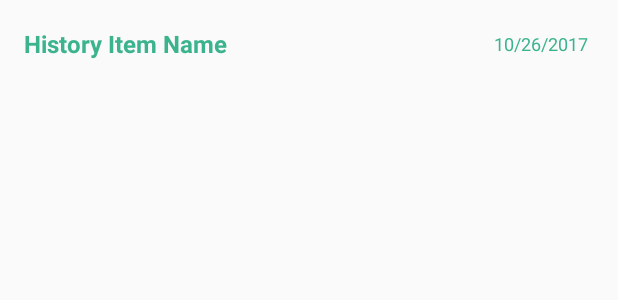
After one commit to Robbie08/ParkSmart, an Android app: the layout list_history_list.xml on its own in the app's theme, with its tools: preview values and no code run, on a phone screen of 412 x 824 dp. The commit adds this screen. Shown: the top 300 px of the screen. Run offline under Robolectric (Android 15) with nearby library versions, the phone set to English and light mode, and no system bars.

Commit message:
Merge branch 'master' of https://github.com/Robbie08/ParkSmart into restruct_model_controller
# Conflicts:
#	app/src/main/java/com/example/robert/parksmart/Fragments/Fragment_RecentLocations.java

```diff
--- a/app/src/main/java/com/example/robert/parksmart/activities/MainActivity.java
+++ b/app/src/main/java/com/example/robert/parksmart/activities/MainActivity.java
@@ -163,6 +163,7 @@ public class MainActivity extends BaseActivity implements Fragment_Map.onDataCha
                         getSupportFragmentManager()
                                 .beginTransaction()
                                 .replace(R.id.fragment_container, fmRecentLocations).commit();
+
                         break;
                     case R.id.signout_id:
                         SharedPreferences sharedPreferences2 = getSharedPreferences(Utils.MY_PREFERENCE, Context.MODE_PRIVATE);
--- a/app/src/main/java/com/example/robert/parksmart/enteties/HistoryList.java
+++ b/app/src/main/java/com/example/robert/parksmart/enteties/HistoryList.java
@@ -28,7 +28,7 @@ public class HistoryList {
 
 
         HashMap<String,Object> dateLastChangedObject = new HashMap<>();
-        dateLastChangedObject.put("date", ServerValue.TIMESTAMP);
+        dateLastChangedObject.put("timestamp", ServerValue.TIMESTAMP);
 
         this.dateLastChanged = dateLastChangedObject;
     }
@@ -56,7 +56,7 @@ public class HistoryList {
         }
 
         HashMap<String,Object> dateCreatedObject = new HashMap<>();
-        dateCreatedObject.put("date",ServerValue.TIMESTAMP);
+        dateCreatedObject.put("timestamp",ServerValue.TIMESTAMP);
         return dateCreatedObject;
     }
 
--- /dev/null
+++ b/app/src/main/res/layout/list_history_list.xml
@@ -0,0 +1,33 @@
+<?xml version="1.0" encoding="utf-8"?>
+<RelativeLayout xmlns:android="http://schemas.android.com/apk/res/android"
+    android:layout_width="match_parent"
+    android:layout_height="wrap_content"
+    android:paddingTop="20dp"
+    android:paddingBottom="16dp"
+    android:paddingStart="16dp"
+    android:paddingEnd="20dp"
+    android:id="@+id/list_history_list_layout"
+    >
+    <TextView
+        android:layout_width="wrap_content"
+        android:layout_height="wrap_content"
+        android:id="@+id/list_history_list_itemName"
+        android:textSize="16sp"
+        android:text="History Item Name"
+        android:textColor="@color/colorAccent"
+        android:layout_centerVertical="true"
+        android:textStyle="bold"
+        android:layout_alignParentStart="true" />
+
+    <TextView
+        android:layout_width="wrap_content"
+        android:layout_height="wrap_content"
+        android:id="@+id/list_history_list_dateCreated"
+        android:textSize="12sp"
+        android:text="10/26/2017"
+        android:textColor="@color/colorAccent"
+        android:layout_centerVertical="true"
+        android:layout_alignParentEnd="true" />
+
+
+</RelativeLayout>
```
Also changed, not shown: app/build.gradle (+27 -0 lines), app/src/main/java/com/example/robert/parksmart/Fragments/BaseFragment.java (+6 -1 lines), app/src/main/java/com/example/robert/parksmart/Fragments/Fragment_RecentLocations.java (+64 -47 lines), app/src/main/java/com/example/robert/parksmart/views/HistoryListViews/HistoryListViewHolder.java (added, +54 -0 lines), app/src/main/res/layout/fragment_recent_location.xml (+3 -5 lines).
